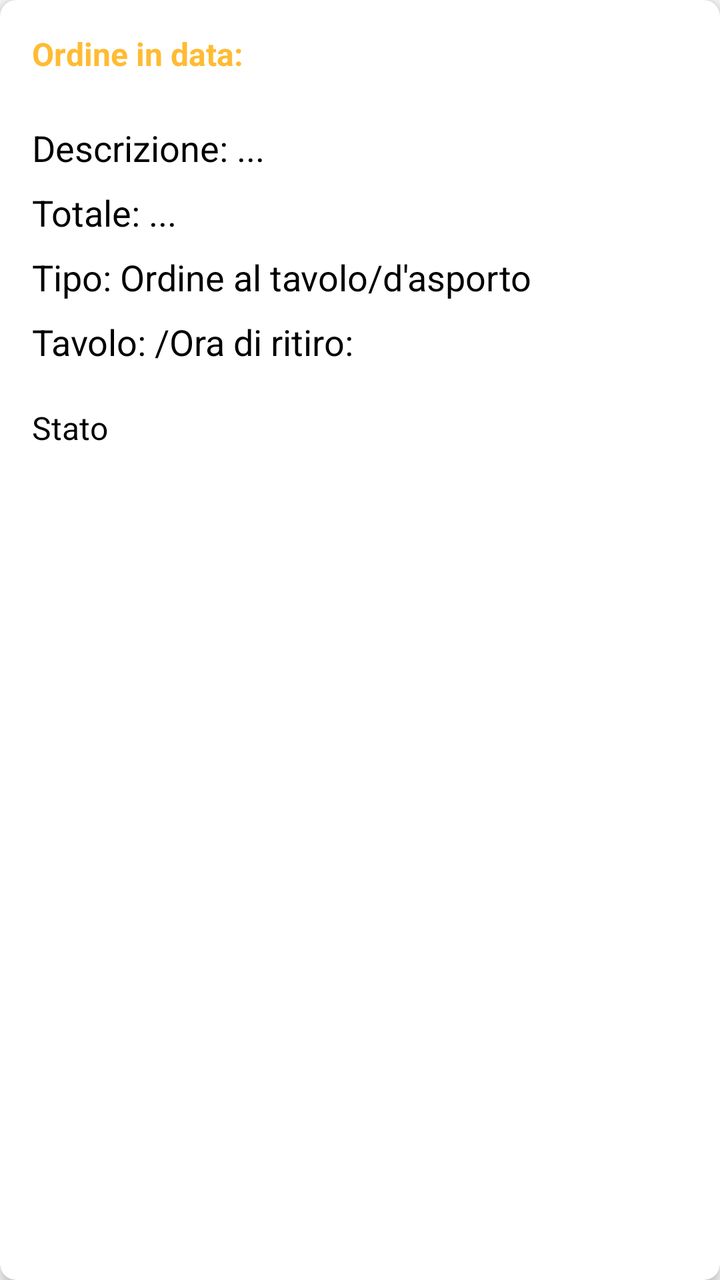
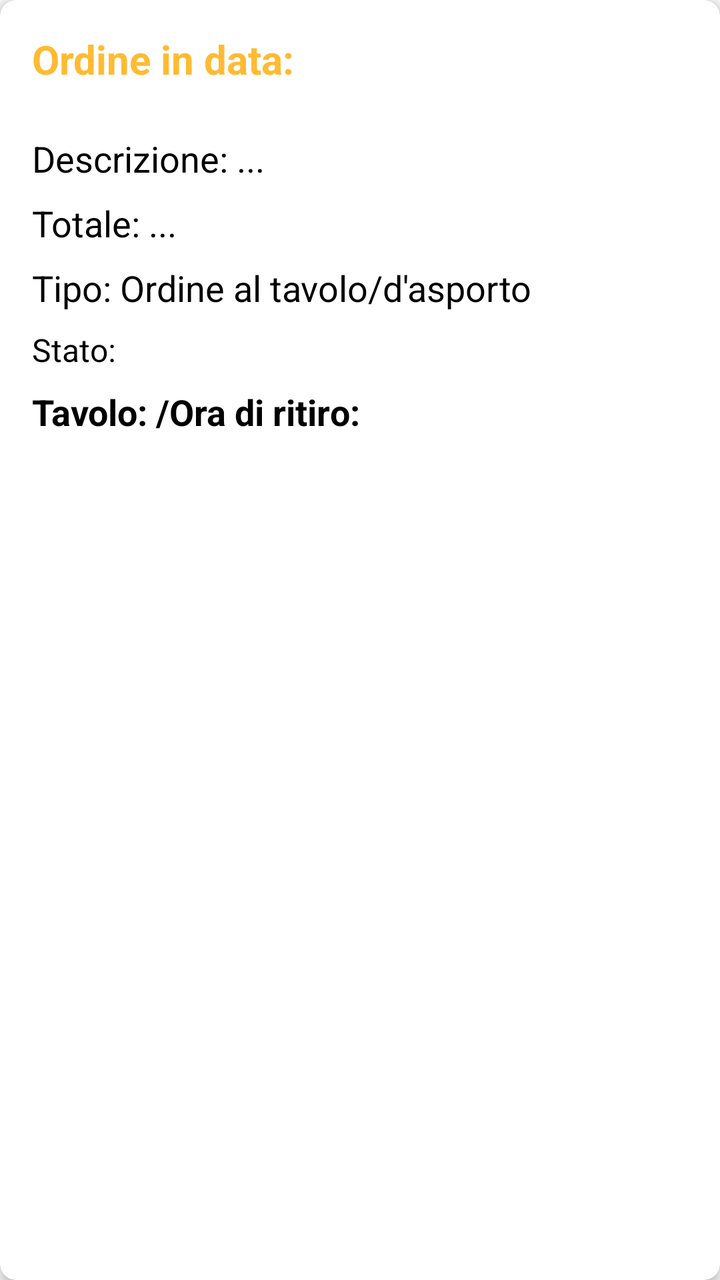

The first picture is an Android layout as it rendered before a commit; the second is the same layout after the commit. The layout source and the unified diff follow.
<!-- AndroidManifest.xml: application theme Theme.HotSliceApp -->
<!-- res/layout/item_ordine.xml -->
<?xml version="1.0" encoding="utf-8"?>
<androidx.cardview.widget.CardView xmlns:android="http://schemas.android.com/apk/res/android"
    android:layout_width="match_parent"
    android:layout_height="wrap_content"
    xmlns:app="http://schemas.android.com/apk/res-auto"
    android:layout_margin="8dp"
    app:cardElevation="4dp"
    app:cardCornerRadius="8dp">

    <LinearLayout
        android:layout_width="match_parent"
        android:layout_height="wrap_content"
        android:orientation="vertical"
        android:padding="16dp">

        <TextView
            android:id="@+id/dataTextView"
            android:layout_width="match_parent"
            android:layout_height="wrap_content"
            android:text="Ordine in data:"
            android:textStyle="bold"
            android:textColor="@android:color/holo_orange_light"
            android:textSize="16sp" />

        <TextView
            android:id="@+id/descrizioneTextView"
            android:layout_width="match_parent"
            android:layout_height="wrap_content"
            android:text="Descrizione: ..."
            android:textSize="18sp"
            android:layout_marginTop="24dp"
            android:textColor="@android:color/black" />

        <TextView
            android:id="@+id/totaleTextView"
            android:layout_width="match_parent"
            android:layout_height="wrap_content"
            android:text="Totale: ..."
            android:textSize="18sp"
            android:layout_marginTop="8dp"
            android:textColor="@android:color/black" />

        <TextView
            android:id="@+id/tipoTextView"
            android:layout_width="wrap_content"
            android:layout_height="wrap_content"
            android:textSize="18sp"
            android:layout_marginTop="8dp"
            android:textColor="@android:color/black"
            android:text="Tipo: Ordine al tavolo/d'asporto" />

        <TextView
            android:id="@+id/tavoloOrarioTextView"
            android:layout_width="wrap_content"
            android:layout_height="wrap_content"
            android:textSize="18sp"
            android:layout_marginTop="8dp"
            android:textColor="@android:color/black"
            android:text="Tavolo: /Ora di ritiro:" />

        <TextView
            android:id="@+id/nomeTextView"
            android:layout_width="wrap_content"
            android:layout_height="wrap_content"
            android:layout_marginTop="8dp"
            android:text="Nome:"
            android:textColor="@android:color/black"
            android:textSize="18sp"
            android:visibility="gone" />

        <TextView
            android:id="@+id/telefonoTextView"
            android:layout_width="wrap_content"
            android:layout_height="wrap_content"
            android:layout_marginTop="8dp"
            android:text="Telefono:"
            android:textColor="@android:color/black"
            android:textSize="18sp"
            android:visibility="gone" />

        <TextView
            android:id="@+id/statoTextView"
            android:layout_width="match_parent"
            android:layout_height="wrap_content"
            android:text="Stato"
            android:textSize="16sp"
            android:textColor="@android:color/black"
            android:layout_marginTop="20dp"/>

    </LinearLayout>

</androidx.cardview.widget.CardView>
<!-- resources referenced by this layout -->
<resources>
  <style name="Theme.HotSliceApp" parent="Theme.AppCompat.Light.NoActionBar">
          
          
          
          <item name="android:statusBarColor">@color/red</item>
      </style>
  <color name="red">#F9576A</color>
</resources>

<!-- the commit's change to res/layout/item_ordine.xml (unified diff, before → after) -->
@@ -20,7 +20,7 @@
             android:text="Ordine in data:"
             android:textStyle="bold"
             android:textColor="@android:color/holo_orange_light"
-            android:textSize="16sp" />
+            android:textSize="20sp" />
 
         <TextView
             android:id="@+id/descrizioneTextView"
@@ -50,15 +50,6 @@
             android:text="Tipo: Ordine al tavolo/d'asporto" />
 
         <TextView
-            android:id="@+id/tavoloOrarioTextView"
-            android:layout_width="wrap_content"
-            android:layout_height="wrap_content"
-            android:textSize="18sp"
-            android:layout_marginTop="8dp"
-            android:textColor="@android:color/black"
-            android:text="Tavolo: /Ora di ritiro:" />
-
-        <TextView
             android:id="@+id/nomeTextView"
             android:layout_width="wrap_content"
             android:layout_height="wrap_content"
@@ -78,14 +69,41 @@
             android:textSize="18sp"
             android:visibility="gone" />
 
+
+        <LinearLayout
+            android:layout_width="wrap_content"
+            android:layout_height="wrap_content"
+            android:layout_marginTop="8dp"
+            android:orientation="horizontal"
+            android:gravity="center_vertical">
+
+            <TextView
+                android:id="@+id/textViewStatoOrdine"
+                android:layout_width="wrap_content"
+                android:layout_height="wrap_content"
+                android:text="Stato:"
+                android:textSize="16sp"
+                android:textColor="@android:color/black"
+                android:layout_marginEnd="8dp"/>
+
+            <ImageView
+                android:id="@+id/imageViewStatoOrdine"
+                android:layout_width="24dp"
+                android:layout_height="24dp"
+                android:src="@drawable/clessidra"
+                android:visibility="gone" />
+
+        </LinearLayout>
+
         <TextView
-            android:id="@+id/statoTextView"
-            android:layout_width="match_parent"
+            android:id="@+id/tavoloOrarioTextView"
+            android:layout_width="wrap_content"
             android:layout_height="wrap_content"
-            android:text="Stato"
-            android:textSize="16sp"
+            android:textSize="18sp"
+            android:layout_marginTop="8dp"
+            android:textStyle="bold"
             android:textColor="@android:color/black"
-            android:layout_marginTop="20dp"/>
+            android:text="Tavolo: /Ora di ritiro:" />
 
     </LinearLayout>
 
<!-- resource entries referenced after the edit -->
@@ -1,5 +1,6 @@
 <!-- resources referenced by this layout -->
 <resources>
+  <!-- drawable clessidra: png bitmap (drawable, 772 bytes) -->
   <style name="Theme.HotSliceApp" parent="Theme.AppCompat.Light.NoActionBar">
           
           
